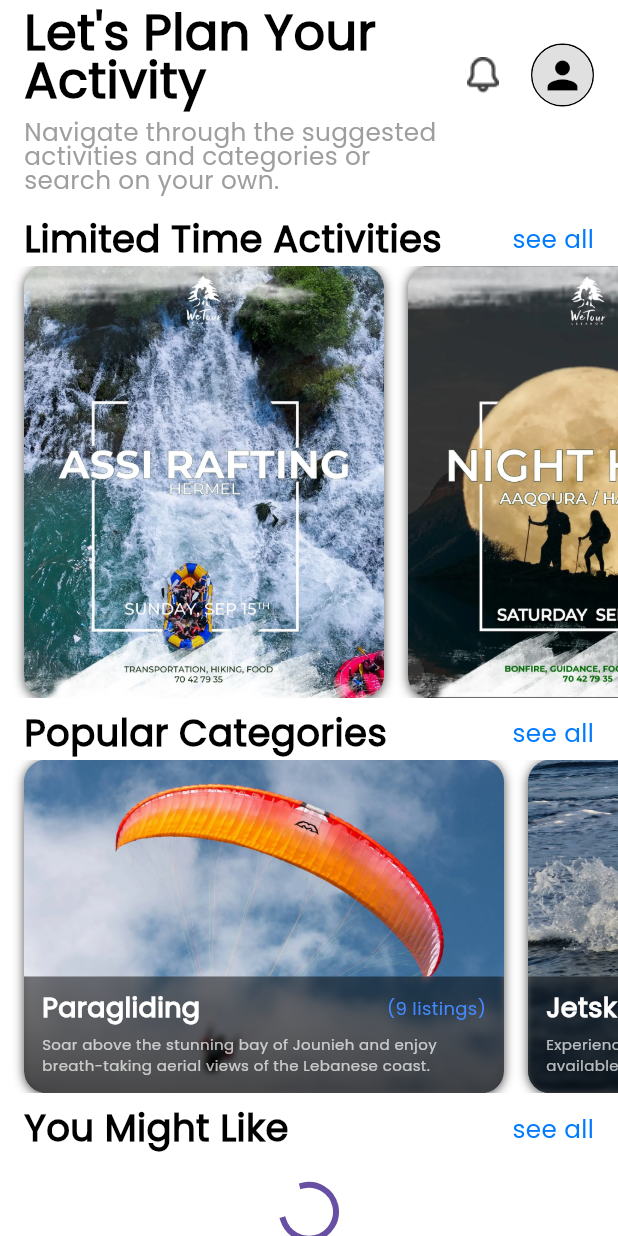
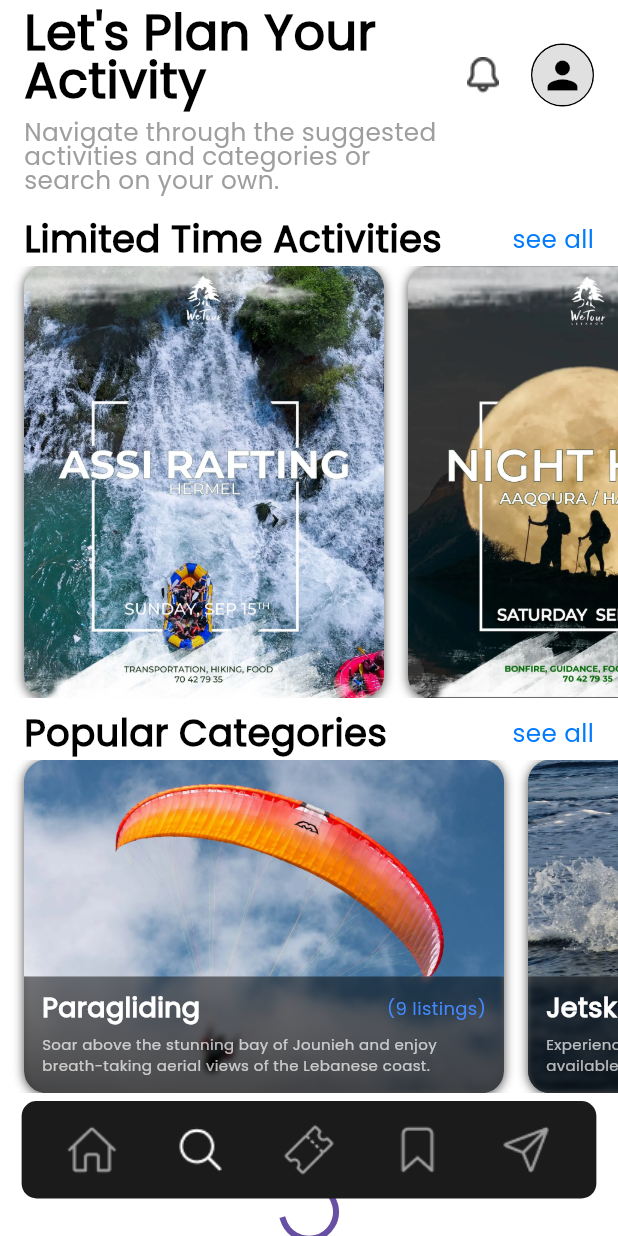
Before and after one commit to LiloZ95/Adventura.lb, a Flutter app: the MainScreen screen opened directly, on a phone screen of 412 x 824 dp. Run offline on Flutter 3.47's test engine with Material 3 defaults, Android fonts, the light colour scheme and no system bars; our stand-ins replace animated_text_kit, barcode_widget, cached_network_image, dotted_border, flutter_secure_storage, hive and 4 more; accounts and stored records are empty.

Commit message:
Bottom navigation bar fixed again

```diff
--- a/lib/Main screen components/MainScreen.dart
+++ b/lib/Main screen components/MainScreen.dart
@@ -3,7 +3,6 @@ import '../colors.dart';
 import 'package:adventura/Booking/MyBooking.dart';
 import 'package:adventura/Services/profile_service.dart';
 import 'package:adventura/Services/storage_service.dart';
-import 'package:adventura/Services/user_service.dart';
 import 'package:adventura/Main%20screen%20components/Cards.dart';
 import 'package:adventura/colors.dart';
 import 'package:adventura/search%20screen/searchScreen.dart';
@@ -14,6 +13,7 @@ import 'package:adventura/Services/activity_service.dart';
 import 'package:hive/hive.dart'; // Add this for local caching
 import 'dart:convert'; // Add this for JSON encoding/decoding
 import 'package:adventura/config.dart'; // ✅ Import the global config file
+import 'package:cached_network_image/cached_network_image.dart';
 
 class MainScreen extends StatefulWidget {
   @override
@@ -44,25 +44,25 @@ class _MainScreenState extends State<MainScreen> {
       return;
     }
 
-
     userId = userIdString;
 
     // ✅ Load cached profile picture first
     String cachedProfilePic = storageBox.get("profilePicture") ?? "";
-    if (cachedProfilePic.isNotEmpty) {
+    if (cachedProfilePic.isNotEmpty && profilePicture == cachedProfilePic) {
+      return; // ❌ Don't update state if the image is already set
+    }
+
     setState(() {
-        profilePicture = formatProfilePictureUrl(cachedProfilePic);
+      profilePicture = cachedProfilePic;
       isLoading = false;
     });
-      return;
-    }
 
     // ✅ Fetch from API if not in cache
     String fetchedProfilePic = await ProfileService.fetchProfilePicture(userId);
 
-    if (fetchedProfilePic.isNotEmpty) {
+    if (fetchedProfilePic.isNotEmpty && fetchedProfilePic != profilePicture) {
       setState(() {
-        profilePicture = formatProfilePictureUrl(fetchedProfilePic);
+        profilePicture = fetchedProfilePic;
         isLoading = false;
       });
 
@@ -149,7 +149,6 @@ class _MainScreenState extends State<MainScreen> {
     return "assets/Pictures/island.jpg"; // ✅ Default image
   }
 
-  @override
   Widget build(BuildContext context) {
   double screenWidth = MediaQuery.of(context).size.width;
   double screenHeight = MediaQuery.of(context).size.height;
@@ -162,7 +161,9 @@ class _MainScreenState extends State<MainScreen> {
         await loadActivities();
         fetchUserData();
       },
-        child: SingleChildScrollView(
+      child: Stack(
+        children: [
+          SingleChildScrollView(
             child: Column(
               children: [
                 // Header Section
@@ -241,7 +242,8 @@ class _MainScreenState extends State<MainScreen> {
                                           Uri.tryParse(profilePicture)
                                                   ?.hasAbsolutePath ==
                                               true)
-                                    ? NetworkImage(profilePicture)
+                                      ? CachedNetworkImageProvider(
+                                          profilePicture) // ✅ Cached Image
                                       : null,
                                   child: profilePicture.isEmpty
                                       ? Icon(Icons.person,
@@ -436,7 +438,10 @@ class _MainScreenState extends State<MainScreen> {
                           );
                         }).toList(),
                       ),
-              // ✅ Bottom Navigation Bar
+              ],
+            ),
+          ),
+          // Bottom Navigation Bar stays fixed at the bottom
           Align(
             alignment: Alignment.bottomCenter,
             child: Container(
@@ -451,57 +456,35 @@ class _MainScreenState extends State<MainScreen> {
                 mainAxisAlignment: MainAxisAlignment.spaceEvenly,
                 children: [
                   IconButton(
-                        onPressed: () {
-                          // Navigate to Main Screen
-                          Navigator.pop(context);
-                        },
-                        icon: Image.asset(
-                          'assets/Icons/home.png',
-                          width: 35,
-                          height: 35,
-                          color: Colors.grey, // Adjust based on the screen
+                    onPressed: () => Navigator.pop(context),
+                    icon: Image.asset('assets/Icons/home.png',
+                        width: 35, height: 35, color: Colors.grey),
                   ),
+                  IconButton(
+                    onPressed: () => Navigator.push(
+                        context,
+                        MaterialPageRoute(
+                            builder: (context) => SearchScreen())),
+                    icon: Image.asset('assets/Icons/search.png',
+                        width: 35, height: 35, color: Colors.white),
+                  ),
+                  IconButton(
+                    onPressed: () => Navigator.push(
+                        context,
+                        MaterialPageRoute(
+                            builder: (context) => MyBookingsPage())),
+                    icon: Image.asset('assets/Icons/ticket.png',
+                        width: 35, height: 35, color: Colors.grey),
                   ),
                   IconButton(
                     onPressed: () {},
-                        icon: Image.asset(
-                          'assets/Icons/search.png',
-                          width: 35,
-                          height: 35,
-                          color: Colors.white, // Active
-                        ),
-                      ),
-                      IconButton(
-                        onPressed: () {
-                          Navigator.push(
-                              context,
-                              MaterialPageRoute(
-                                  builder: (context) => MyBookingsPage()));
-                        },
-                        icon: Image.asset(
-                          'assets/Icons/ticket.png',
-                          width: 35,
-                          height: 35,
-                          color: Colors.grey,
-                        ),
+                    icon: Image.asset('assets/Icons/bookmark.png',
+                        width: 35, height: 35, color: Colors.grey),
                   ),
                   IconButton(
                     onPressed: () {},
-                        icon: Image.asset(
-                          'assets/Icons/bookmark.png',
-                          width: 35,
-                          height: 35,
-                          color: Colors.grey,
-                        ),
-                      ),
-                      IconButton(
-                        onPressed: () {},
-                        icon: Image.asset(
-                          'assets/Icons/paper-plane.png',
-                          width: 35,
-                          height: 35,
-                          color: Colors.grey,
-                        ),
+                    icon: Image.asset('assets/Icons/paper-plane.png',
+                        width: 35, height: 35, color: Colors.grey),
                   ),
                 ],
               ),
@@ -510,7 +493,6 @@ class _MainScreenState extends State<MainScreen> {
         ],
       ),
     ),
-      ),
   );
 }
 }
--- a/pubspec.yaml
+++ b/pubspec.yaml
@@ -45,6 +45,7 @@ dependencies:
   hive: ^2.2.3
   hive_flutter: ^1.1.0
   path_provider: ^2.1.5
+  cached_network_image: ^3.4.0
 
 dev_dependencies:
   flutter_test:
```
Lines whose indentation alone changed are shown as unchanged.
